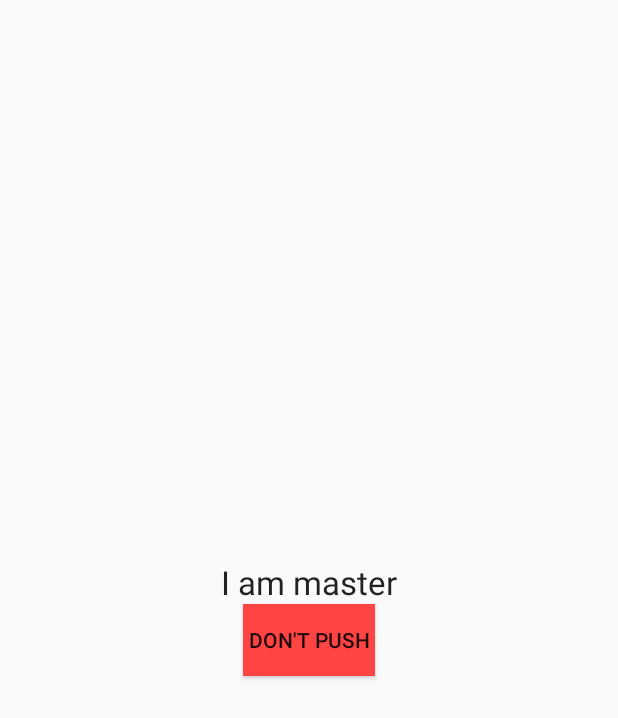
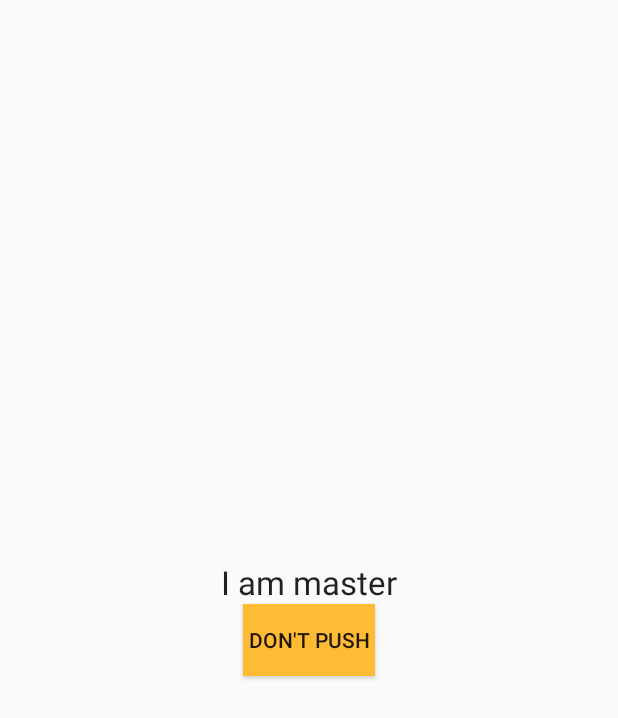
Before and after one commit to Byeongdolee/bdit, an Android app: the screen it shows after launch (MainActivity), on a phone screen of 412 x 824 dp. Shown: the top 718 px of the screen. Run offline under Robolectric (Android 15) with nearby library versions, the phone set to English and light mode, and no system bars.

Commit message:
button color to orange

```diff
--- a/app/src/main/res/layout/activity_main.xml
+++ b/app/src/main/res/layout/activity_main.xml
@@ -25,7 +25,7 @@
         android:text="ImageView Removed!"/>
 
     <Button
-        android:background="@android:color/holo_red_light"
+        android:background="@android:color/holo_orange_light"
         android:id="@+id/button"
         android:layout_width="wrap_content"
         android:layout_height="wrap_content"
```
